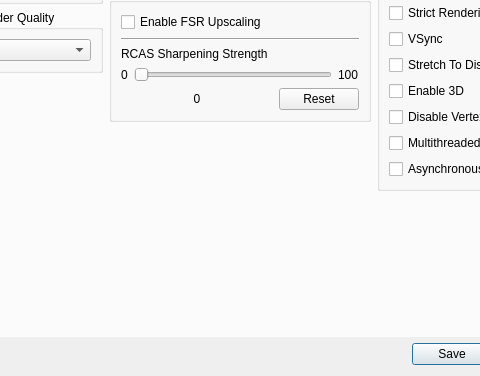
Qt form rpcs3/rpcs3qt/settings_dialog.ui (RPCS3/rpcs3) before a commit; both pictures show x 181 to 661 and y 312 to 688 of the 856 by 688 pixel window.
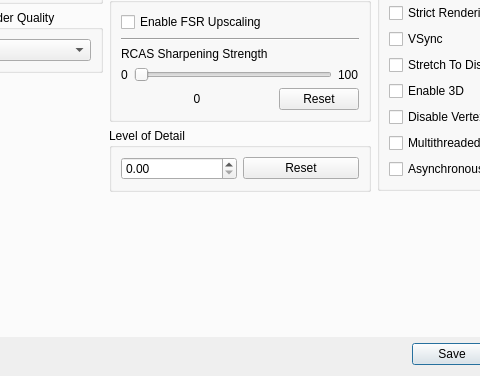
The same form after that commit. The open tabs and pages were chosen to show the change. Icons and pictures are not drawn.

Commit message: Add Texture lod bias to UI (#12905)

Patch:
```diff
--- a/rpcs3/rpcs3qt/settings_dialog.ui
+++ b/rpcs3/rpcs3qt/settings_dialog.ui
@@ -849,6 +849,29 @@
               </layout>
              </widget>
             </item>
+            <item>
+             <widget class="QGroupBox" name="gb_Level_of_Detail">
+              <property name="title">
+               <string>Level of Detail</string>
+              </property>
+              <layout class="QVBoxLayout" name="gb_Level_of_Detail_Layout">
+               <item>
+                <layout class="QHBoxLayout" name="TextureLODBiasLayout">
+                 <item>
+                  <widget class="QDoubleSpinBox" name="TextureLODBias"/>
+                 </item>
+                 <item>
+                  <widget class="QPushButton" name="TextureLODBiasReset">
+                   <property name="text">
+                    <string>Reset</string>
+                   </property>
+                  </widget>
+                 </item>
+                </layout>
+               </item>
+              </layout>
+             </widget>
+            </item>
             <item>
              <spacer name="gpu_tab_layout_middle_spacer">
               <property name="orientation">
```
The commit also changes 3 other files.
